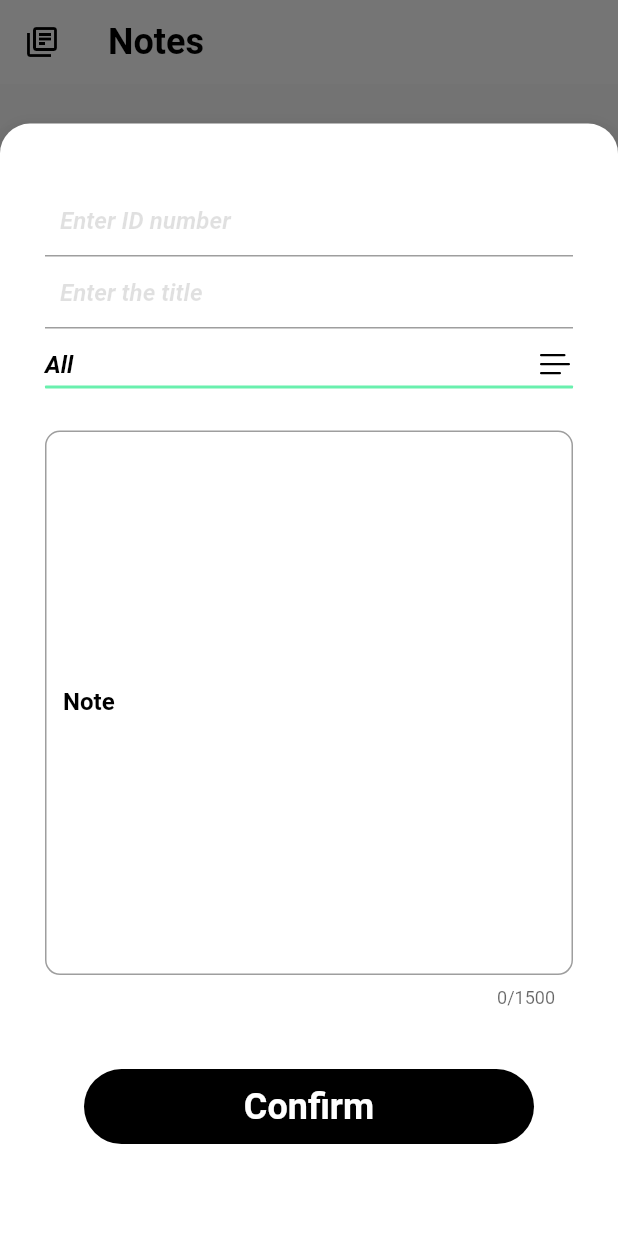
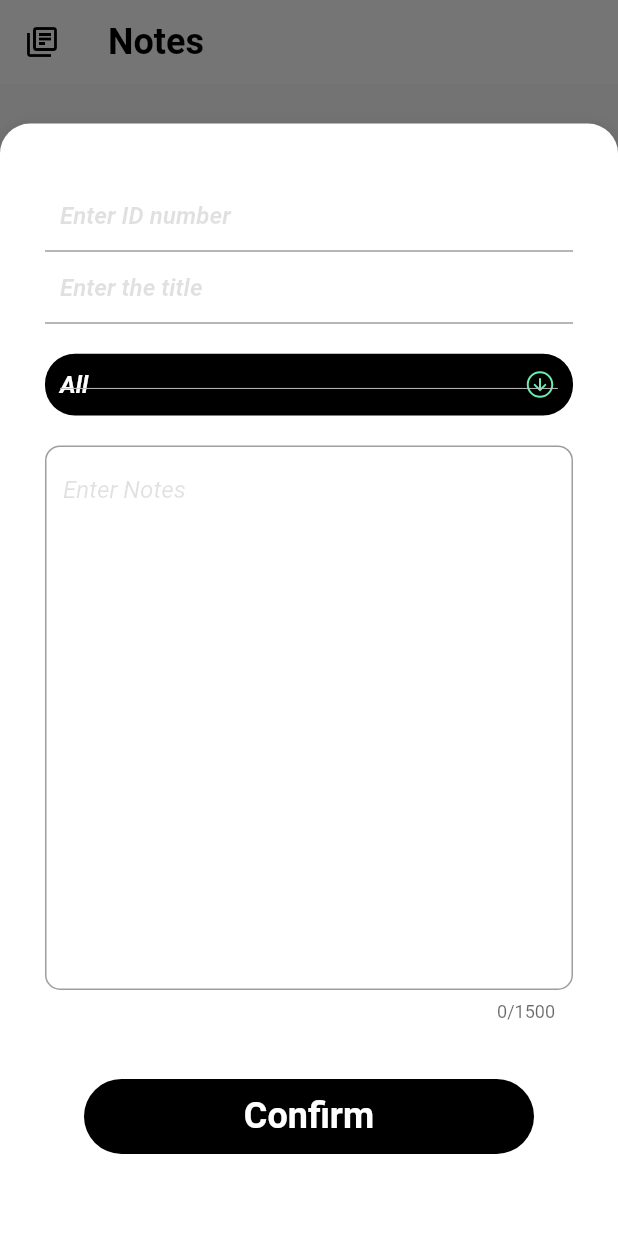
Before and after one commit to kztJames01/bookstore, a Flutter app: the screen it shows after launch, after a tap on the "library books" icon, after a tap on the "add" icon, on a phone screen of 412 x 824 dp. Run offline on Flutter 3.47's test engine with Material 2 defaults, Android fonts, the phone set to English and light mode, and no system bars; drawn by our look-alikes of flutter_advanced_drawer; our stand-ins replace bloc, fluentui_system_icons, flutter_bloc, rflutter_alert, sqflite; accounts and stored records are empty.

```diff
--- a/lib/BookList.dart
+++ b/lib/BookList.dart
@@ -3,6 +3,7 @@ import 'package:bookstore/books.dart';
 import 'package:bookstore/database_handler.dart';
 import 'package:bookstore/notepage.dart';
 import 'package:bookstore/results.dart';
+import 'package:bookstore/searchList.dart';
 import 'package:fluentui_system_icons/fluentui_system_icons.dart';
 import "package:flutter/material.dart";
 import 'package:rflutter_alert/rflutter_alert.dart';
@@ -28,6 +29,7 @@ class _BookListState extends State<BookList> with TickerProviderStateMixin {
   }
 
   bool pressed = false;
+  bool search = false;
   var key1 = GlobalKey<FormState>();
   @override
   @override
@@ -65,10 +67,8 @@ class _BookListState extends State<BookList> with TickerProviderStateMixin {
                               color: Colors.black,
                             ),
                             onPressed: () {
-                              databaseHandler.search(hello.text);
-                              Navigator.of(context).push(MaterialPageRoute(
-                                  builder: (context) =>
-                                      Results(searchValue: hello.text)));
+                              search = true;
+
                             },
                           ),
                           labelText: 'Search',
@@ -103,7 +103,7 @@ class _BookListState extends State<BookList> with TickerProviderStateMixin {
                     });
                   },
                   onFieldSubmitted: (value) {
-                    hello.text = value;
+                    hello.text;
                   },
                 ),
               ),
@@ -112,7 +112,8 @@ class _BookListState extends State<BookList> with TickerProviderStateMixin {
               margin: EdgeInsets.only(top: 20, bottom: 20),
               width: size.width,
               height: size.height,
-              child: FutureBuilder<List<Book>>(
+              child: search ? Search(category: hello.text,pressed: search,):
+              FutureBuilder<List<Book>>(
                   future: databaseHandler.selectAllbooks(),
                   builder: (context, hello) => hello.connectionState !=
                           ConnectionState.done
@@ -214,7 +215,6 @@ class _BookListState extends State<BookList> with TickerProviderStateMixin {
                                               builder: (context) => notePage(
                                                     title: hello
                                                         .data![value].noteTitle,
-
                                                   )));
                                     },
                                     child: Card(
--- a/lib/database_handler.dart
+++ b/lib/database_handler.dart
@@ -54,7 +54,7 @@ class DatabaseHandler {
   Future<List<Book>> selectSpecific(String book) async {
     await initdatabase();
     var result = await _database
-        .query(TABLE_NAME, where: 'noteTitle = ?', whereArgs: [book]);
+        .query(TABLE_NAME, where: '$COLUMN_CATEGORY = ?', whereArgs: [book]);
 
     List<Book> specific = result.map((e) => Book.fromMap(e)).toList();
     return specific;
--- a/lib/main.dart
+++ b/lib/main.dart
@@ -36,8 +36,10 @@ class _HiState extends State<Hi> {
   Widget build(BuildContext context) {
     return MultiBlocProvider(
       providers: [
-        BlocProvider(create: (context) => DropDownCubit(),),
-        BlocProvider(create: (context)=> DropDownCubit1())
+        BlocProvider(
+          create: (context) => DropDownCubit(),
+        ),
+        BlocProvider(create: (context) => DropDownCubit1())
       ],
       child: MaterialApp(
         title: "Notes",
@@ -247,39 +249,48 @@ class _HelloState extends State<Hello> with TickerProviderStateMixin {
                                             controller: controller1,
                                             keyboardType: TextInputType.text,
                                           ),
+                                          const SizedBox(
+                                            height: 20,
+                                          ),
                                           BlocBuilder<DropDownCubit,
                                               DropDownInitial>(
                                             builder: (context, state) {
-                                              return DropdownButton<String>(
+                                              return Container(
+                                                width: size.width * 0.9,
+                                                height: size.height * 0.05,
+                                                padding: EdgeInsets.all(10),
+                                                decoration: BoxDecoration(
+                                                    color: Colors.black,
+                                                    borderRadius:
+                                                        BorderRadius.circular(
+                                                            20)),
+                                                child: DropdownButton<String>(
+                                                    borderRadius: BorderRadius
+                                                        .only(
+                                                            topLeft: Radius
+                                                                .circular(20),
+                                                            bottomRight: Radius
+                                                                .circular(20)),
                                                     value: state.value,
                                                     elevation: 16,
                                                     icon: Icon(
-                                                    FluentIcons.list_28_regular,
-                                                    color: Colors.black,
+                                                      FluentIcons
+                                                          .arrow_circle_down_24_regular,
                                                     ),
-                                                  dropdownColor: Colors.white,
-                                                  underline: Container(
-                                                    height: 2,
-                                                    width: 10,
-                                                    decoration: BoxDecoration(
-                                                        color:
-                                                            Colors.greenAccent,
-                                                        borderRadius:
-                                                            BorderRadius
-                                                                .circular(0.5)),
-                                                  ),
+                                                    dropdownColor: Colors.black,
                                                     iconDisabledColor:
                                                         Colors.white,
                                                     iconEnabledColor:
                                                         Colors.greenAccent,
                                                     isExpanded: true,
-                                                  style: TextStyle(
+                                                    style:
+                                                        TextStyle(
                                                             color: Colors.white,
                                                             fontSize: 16,
                                                             fontWeight:
                                                                 FontWeight.bold,
-                                                      fontStyle:
-                                                          FontStyle.italic),
+                                                            fontStyle: FontStyle
+                                                                .italic),
                                                     items: list.map<
                                                             DropdownMenuItem<
                                                                 String>>(
@@ -289,9 +300,6 @@ class _HelloState extends State<Hello> with TickerProviderStateMixin {
                                                           value: value,
                                                           child: Text(
                                                             value,
-                                                          style: TextStyle(
-                                                              color:
-                                                                  Colors.black),
                                                           ));
                                                     }).toList(),
                                                     onChanged: (value) {
@@ -300,7 +308,8 @@ class _HelloState extends State<Hello> with TickerProviderStateMixin {
                                                               context)
                                                           .change(value);
                                                       dropdownValue = value!;
-                                                  });
+                                                    }),
+                                              );
                                             },
                                           ),
                                           SizedBox(
@@ -319,15 +328,19 @@ class _HelloState extends State<Hello> with TickerProviderStateMixin {
                                             controller: controller3,
                                             onFieldSubmitted: ((value) =>
                                                 controller3.text),
-                                            decoration: pressed == false
+                                            decoration: pressed
                                                 ? InputDecoration(
                                                     border: OutlineInputBorder(
                                                         borderSide: BorderSide(
                                                             color:
                                                                 Colors.black12),
-                                                        borderRadius: BorderRadius.circular(
+                                                        borderRadius:
+                                                            BorderRadius.circular(
                                                                 10)),
-                                                    fillColor: Colors.white,
+                                                    hintText: "Enter Notes",
+                                                    hintStyle: TextStyle(
+                                                        color: Colors.black38,
+                                                        fontSize: 20),
                                                     labelText: 'Note',
                                                     labelStyle: TextStyle(
                                                         fontSize: 16,
@@ -339,16 +352,13 @@ class _HelloState extends State<Hello> with TickerProviderStateMixin {
                                                         borderSide: BorderSide(
                                                             color:
                                                                 Colors.black12),
-                                                        borderRadius: BorderRadius.circular(
+                                                        borderRadius:
+                                                            BorderRadius.circular(
                                                                 10)),
                                                     hintText: "Enter Notes",
-                                                    hintStyle: TextStyle(
-                                                        color: Colors.black12,
-                                                        fontSize: 16,
-                                                        fontStyle: FontStyle.italic),
-                                                    fillColor: Colors.white,
-                                                    labelText: 'Notes',
-                                                    labelStyle: TextStyle(fontWeight: FontWeight.bold, fontSize: 16, color: Colors.black)),
+                                                    hintStyle: TextStyle(color: Colors.black12, fontSize: 16, fontStyle: FontStyle.italic),
+
+                                                   ),
                                             keyboardType:
                                                 TextInputType.multiline,
                                             maxLines: 17,
```
Also changed, not shown: lib/searchList.dart (added, +210 -0 lines). Lines whose indentation alone changed are shown as unchanged.
